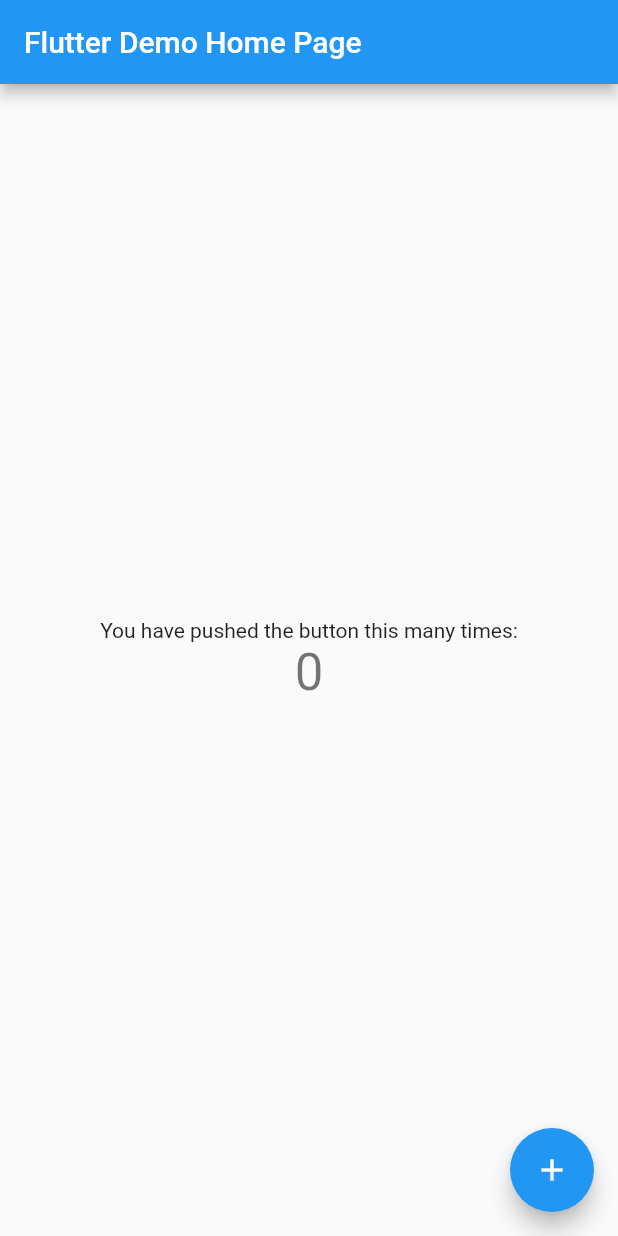
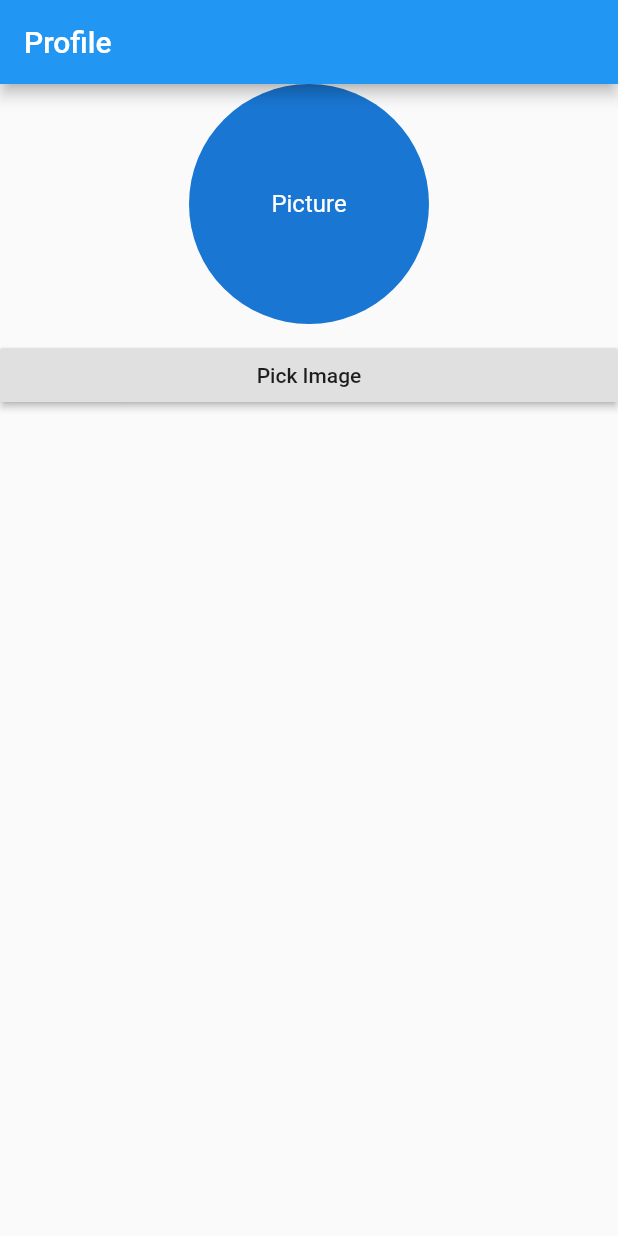
Before and after one commit to lohanidamodar/flutter_image_pick_crop, a Flutter app: the screen it shows after launch, on a phone screen of 412 x 824 dp. Run offline on Flutter 3.47's test engine with Material 2 defaults, Android fonts, the phone set to English and light mode, and no system bars; our stand-ins replace image_cropper, image_picker.

Commit message:
image picker and cropper implemented

```diff
--- a/lib/main.dart
+++ b/lib/main.dart
@@ -1,4 +1,8 @@
+import 'dart:io';
+
 import 'package:flutter/material.dart';
+import 'package:image_cropper/image_cropper.dart';
+import 'package:image_picker/image_picker.dart';
 
 void main() => runApp(MyApp());
 
@@ -9,103 +13,104 @@ class MyApp extends StatelessWidget {
     return MaterialApp(
       title: 'Flutter Demo',
       theme: ThemeData(
-        // This is the theme of your application.
-        //
-        // Try running your application with "flutter run". You'll see the
-        // application has a blue toolbar. Then, without quitting the app, try
-        // changing the primarySwatch below to Colors.green and then invoke
-        // "hot reload" (press "r" in the console where you ran "flutter run",
-        // or simply save your changes to "hot reload" in a Flutter IDE).
-        // Notice that the counter didn't reset back to zero; the application
-        // is not restarted.
         primarySwatch: Colors.blue,
       ),
-      home: MyHomePage(title: 'Flutter Demo Home Page'),
+      home: ProfilePage(),
     );
   }
 }
 
-class MyHomePage extends StatefulWidget {
-  MyHomePage({Key key, this.title}) : super(key: key);
-
-  // This widget is the home page of your application. It is stateful, meaning
-  // that it has a State object (defined below) that contains fields that affect
-  // how it looks.
-
-  // This class is the configuration for the state. It holds the values (in this
-  // case the title) provided by the parent (in this case the App widget) and
-  // used by the build method of the State. Fields in a Widget subclass are
-  // always marked "final".
-
-  final String title;
+class ProfilePage extends StatefulWidget {
+  ProfilePage({Key key}) : super(key: key);
 
   @override
-  _MyHomePageState createState() => _MyHomePageState();
+  _ProfilePageState createState() => _ProfilePageState();
 }
 
-class _MyHomePageState extends State<MyHomePage> {
-  int _counter = 0;
-
-  void _incrementCounter() {
-    setState(() {
-      // This call to setState tells the Flutter framework that something has
-      // changed in this State, which causes it to rerun the build method below
-      // so that the display can reflect the updated values. If we changed
-      // _counter without calling setState(), then the build method would not be
-      // called again, and so nothing would appear to happen.
-      _counter++;
-    });
-  }
+class _ProfilePageState extends State<ProfilePage> {
+  File _pickedImage;
 
   @override
   Widget build(BuildContext context) {
-    // This method is rerun every time setState is called, for instance as done
-    // by the _incrementCounter method above.
-    //
-    // The Flutter framework has been optimized to make rerunning build methods
-    // fast, so that you can just rebuild anything that needs updating rather
-    // than having to individually change instances of widgets.
     return Scaffold(
       appBar: AppBar(
-        // Here we take the value from the MyHomePage object that was created by
-        // the App.build method, and use it to set our appbar title.
-        title: Text(widget.title),
+        title: Text('Profile'),
       ),
-      body: Center(
-        // Center is a layout widget. It takes a single child and positions it
-        // in the middle of the parent.
-        child: Column(
-          // Column is also a layout widget. It takes a list of children and
-          // arranges them vertically. By default, it sizes itself to fit its
-          // children horizontally, and tries to be as tall as its parent.
-          //
-          // Invoke "debug painting" (press "p" in the console, choose the
-          // "Toggle Debug Paint" action from the Flutter Inspector in Android
-          // Studio, or the "Toggle Debug Paint" command in Visual Studio Code)
-          // to see the wireframe for each widget.
-          //
-          // Column has various properties to control how it sizes itself and
-          // how it positions its children. Here we use mainAxisAlignment to
-          // center the children vertically; the main axis here is the vertical
-          // axis because Columns are vertical (the cross axis would be
-          // horizontal).
-          mainAxisAlignment: MainAxisAlignment.center,
+      body: ListView(
+        children: <Widget>[
+          Center(
+            child: CircleAvatar(
+              radius: 80,
+              child: _pickedImage == null ? Text("Picture") : null,
+              backgroundImage:
+                  _pickedImage != null ? FileImage(_pickedImage) : null,
+            ),
+          ),
+          const SizedBox(height: 10.0),
+          RaisedButton(
+            child: Text("Pick Image"),
+            onPressed: () {
+              _showPickOptionsDialog(context);
+            },
+          )
+        ],
+      ),
+    );
+  }
+
+  _loadPicker(ImageSource source) async {
+    File picked = await ImagePicker.pickImage(source: source);
+    if (picked != null) {
+      _cropImage(picked);
+    }
+    Navigator.pop(context);
+  }
+
+  _cropImage(File picked) async {
+    File cropped = await ImageCropper.cropImage(
+      androidUiSettings: AndroidUiSettings(
+        statusBarColor: Colors.red,
+        toolbarColor: Colors.red,
+        toolbarTitle: "Crop Image",
+        toolbarWidgetColor: Colors.white,
+      ),
+      sourcePath: picked.path,
+      aspectRatioPresets: [
+        CropAspectRatioPreset.original,
+        CropAspectRatioPreset.ratio16x9,
+        CropAspectRatioPreset.ratio4x3,
+      ],
+      maxWidth: 800,
+    );
+    if (cropped != null) {
+      setState(() {
+        _pickedImage = cropped;
+      });
+    }
+  }
+
+  void _showPickOptionsDialog(BuildContext context) {
+    showDialog(
+      context: context,
+      builder: (context) => AlertDialog(
+        content: Column(
+          mainAxisSize: MainAxisSize.min,
           children: <Widget>[
-            Text(
-              'You have pushed the button this many times:',
+            ListTile(
+              title: Text("Pick from Gallery"),
+              onTap: () {
+                _loadPicker(ImageSource.gallery);
+              },
             ),
-            Text(
-              '$_counter',
-              style: Theme.of(context).textTheme.display1,
-            ),
+            ListTile(
+              title: Text("Take a pictuer"),
+              onTap: () {
+                _loadPicker(ImageSource.camera);
+              },
+            )
           ],
         ),
       ),
-      floatingActionButton: FloatingActionButton(
-        onPressed: _incrementCounter,
-        tooltip: 'Increment',
-        child: Icon(Icons.add),
-      ), // This trailing comma makes auto-formatting nicer for build methods.
     );
   }
 }
--- a/pubspec.yaml
+++ b/pubspec.yaml
@@ -19,6 +19,8 @@ environment:
 dependencies:
   flutter:
     sdk: flutter
+  image_picker: ^0.6.5+2
+  image_cropper: ^1.2.1
 
   # The following adds the Cupertino Icons font to your application.
   # Use with the CupertinoIcons class for iOS style icons.
```
Also changed, not shown: pubspec.lock, 1 other file.
